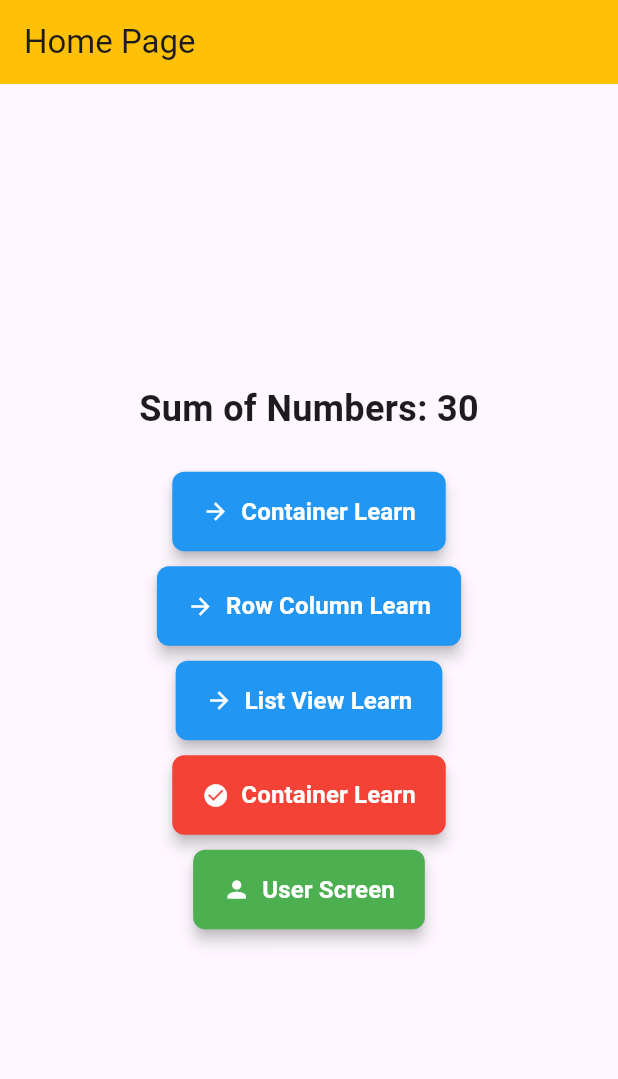
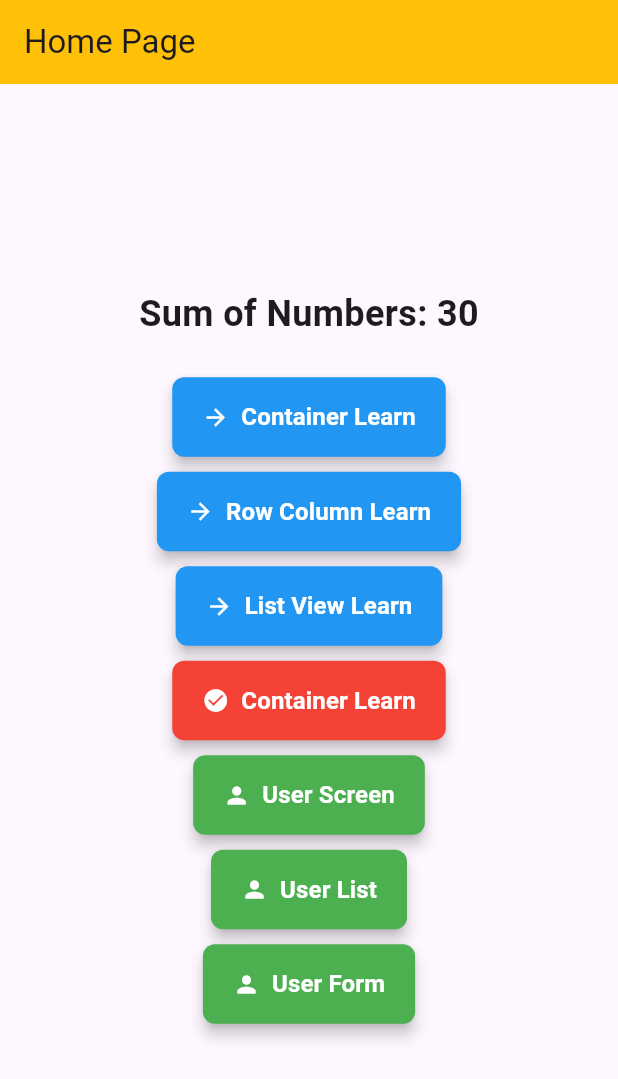
Before and after one commit to khmuhib01/flutter_my_first_app, a Flutter app: the screen it shows after launch, on a phone screen of 412 x 824 dp. Shown: the top 1079 px of the screen. Run offline on Flutter 3.47's test engine with Material 3 defaults, Android fonts, the phone set to English and light mode, and no system bars.

Commit message:
mvc setup in this project

```diff
--- a/lib/controllers/user_controller.dart
+++ b/lib/controllers/user_controller.dart
@@ -1,16 +1,38 @@
 import 'package:flutter/material.dart';
+import 'package:my_first_app/models/user_model.dart';
 
 class UserController {
-  final int number1 = 10;
-  final int number2 = 20;
+  List<UserModel> users = []; // User list (acting as local database)
+  int _nextId = 1; // ID auto-increment
 
-  int get sum => number1 + number2; // Getter to calculate sum
+  // CREATE: Add a new user
+  void addUser(String name, int age) {
+    users.add(UserModel(id: _nextId++, name: name, age: age));
+  }
 
+  // READ: Get all users
+  List<UserModel> getUsers() {
+    return users;
+  }
+
+  // UPDATE: Edit user details
+  void updateUser(int id, String newName, int newAge) {
+    int index = users.indexWhere((user) => user.id == id);
+    if (index != -1) {
+      users[index] = UserModel(id: id, name: newName, age: newAge);
+    }
+  }
+
+  // DELETE: Remove a user
+  void deleteUser(int id) {
+    users.removeWhere((user) => user.id == id);
+  }
+
+  // Navigate to a page with optional arguments
   void navigateToPage(BuildContext context, String routeName) {
     Navigator.pushNamed(
       context,
-      routeName,
-      arguments: sum, // Pass sum as an argument
+      routeName // Pass sum as an argument
     );
   }
 }
--- a/lib/models/user_model.dart
+++ b/lib/models/user_model.dart
@@ -1,16 +1,17 @@
 class UserModel {
+  final int id;
   final String name;
   final int age;
 
-  UserModel({required this.name, required this.age});
+  UserModel({required this.id, required this.name, required this.age});
 
-  // Factory method for creating an object from JSON
+  // Convert JSON to UserModel
   factory UserModel.fromJson(Map<String, dynamic> json) {
-    return UserModel(name: json['name'], age: json['age']);
+    return UserModel(id: json['id'], name: json['name'], age: json['age']);
   }
 
-  // Convert object to JSON
+  // Convert UserModel to JSON
   Map<String, dynamic> toJson() {
-    return {'name': name, 'age': age};
+    return {'id': id, 'name': name, 'age': age};
   }
 }
--- a/lib/routes.dart
+++ b/lib/routes.dart
@@ -1,22 +1,34 @@
 import 'package:flutter/material.dart';
+import 'package:my_first_app/view/user/UserFormPage.dart';
+import 'package:my_first_app/view/user/UserListPage.dart';
 import 'package:my_first_app/view/container_learn.dart';
 import 'package:my_first_app/view/home_page.dart';
 import 'package:my_first_app/view/listview_learn.dart';
 import 'package:my_first_app/view/row_colum.dart';
 import 'package:my_first_app/view/user_page.dart';
+import 'package:my_first_app/controllers/user_controller.dart';
 
 class AppRoutes {
+  // Route names
   static const String home = '/';
   static const String container = '/container';
   static const String rowColumn = '/rowcolumn';
   static const String listView = '/listview';
   static const String user = '/user';
+  static const String userList = '/userList';
+  static const String userForm = '/userForm';
 
+  // Singleton instance for UserController
+  static final UserController userController = UserController();
+
+  // Centralized route definitions
   static Map<String, WidgetBuilder> routes = {
     home: (context) => MyHomePage(),
     container: (context) => ContainerPage(),
     rowColumn: (context) => RowColumPage(),
     listView: (context) => ListViewPage(),
     user: (context) => UserPage(),
+    userList: (context) => UserListPage(),
+    userForm: (context) => UserFormPage(),
   };
 }
--- a/lib/view/home_page.dart
+++ b/lib/view/home_page.dart
@@ -76,6 +76,20 @@ class MyHomePage extends StatelessWidget {
               color: Colors.green,
               icon: Icons.person,
             ),
+            _buildButton(
+              text: "User List",
+              route: '/user-list',
+              controller: _userController,
+              color: Colors.green,
+              icon: Icons.person,
+            ),
+            _buildButton(
+              text: "User Form",
+              route: '/user-list',
+              controller: _userController,
+              color: Colors.green,
+              icon: Icons.person,
+            ),
           ],
         ),
       ),
```
Also changed, not shown: lib/view/user/UserFormPage.dart (added, +83 -0 lines), lib/view/user/UserListPage.dart (added, +67 -0 lines).
